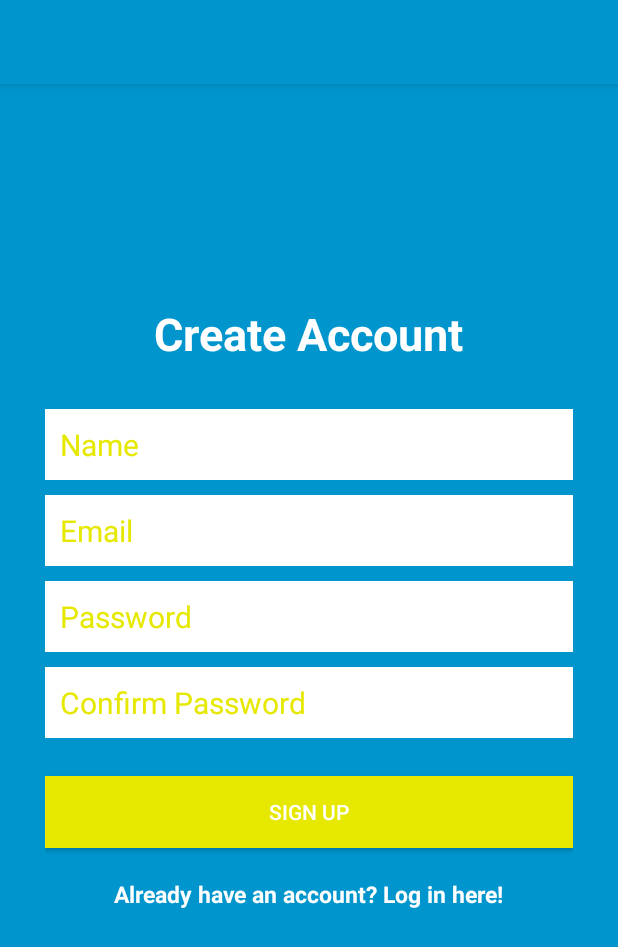
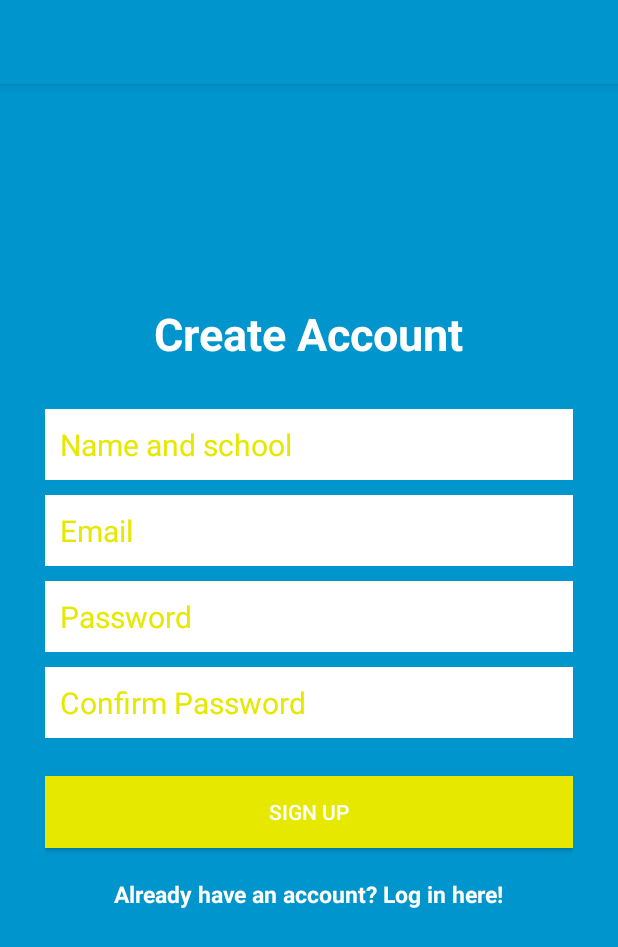
Before and after one commit to SamuelOkoth/Sanergy, an Android app: the CreateAccountActivity screen opened directly, with no data from a screen before it, on a phone screen of 412 x 824 dp. Shown: the top 947 px of the screen. Run offline under Robolectric (Android 15) with nearby library versions, the phone set to English and light mode, and no system bars; our stand-ins replace ButterKnife, Firebase (no records; nobody signed in at launch, a user with empty details on screens opened directly); 1 statement that could not run was skipped.

Commit message:
Changed reference for name in xml

```diff
--- a/app/src/main/res/layout/activity_create_account.xml
+++ b/app/src/main/res/layout/activity_create_account.xml
@@ -19,7 +19,7 @@
             android:layout_width="match_parent"
             android:layout_height="wrap_content"
             android:background="@android:color/white"
-            android:hint="Name"
+            android:hint="Name and school"
             android:nextFocusDown="@+id/passwordEditText"
             android:padding="10dp"
             android:layout_marginBottom="10dp"
```
